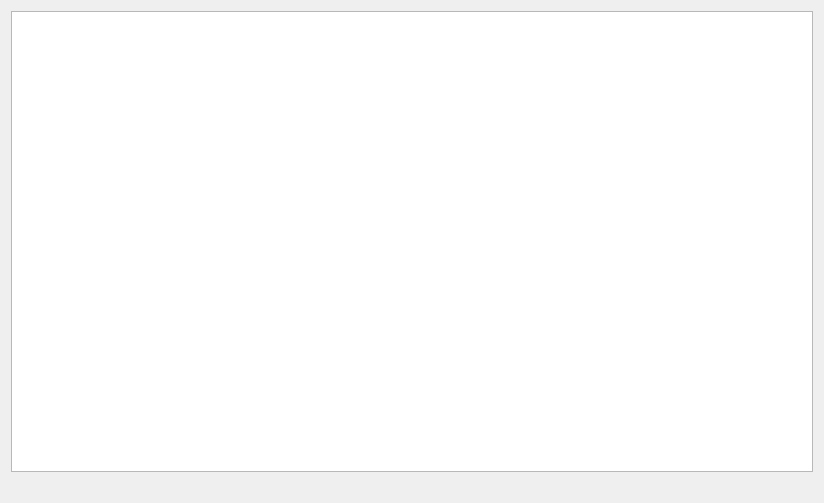
Qt form DescriptorsWidget/descriptorswidget.ui (gurmaaan/DescriptorsView) before a commit.
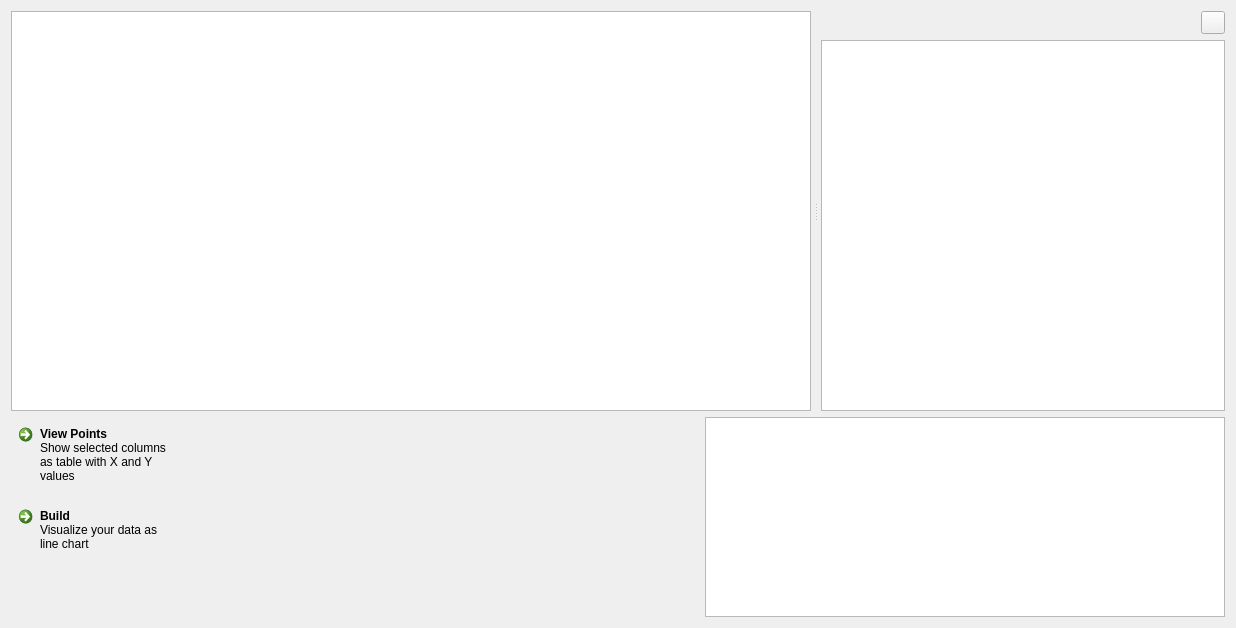
The same form after that commit. Icons and pictures are not drawn.

What changed in the file:
```diff
--- a/DescriptorsWidget/descriptorswidget.ui
+++ b/DescriptorsWidget/descriptorswidget.ui
@@ -6,8 +6,8 @@
    <rect>
     <x>0</x>
     <y>0</y>
-    <width>824</width>
-    <height>503</height>
+    <width>1236</width>
+    <height>628</height>
    </rect>
   </property>
   <property name="windowTitle">
@@ -22,9 +22,15 @@
      <property name="orientation">
       <enum>Qt::Horizontal</enum>
      </property>
-     <widget class="QTableView" name="tableView">
+     <property name="opaqueResize">
+      <bool>false</bool>
+     </property>
+     <property name="handleWidth">
+      <number>10</number>
+     </property>
+     <widget class="QTableView" name="tableViewObjects">
       <property name="sizePolicy">
-       <sizepolicy hsizetype="Maximum" vsizetype="Preferred">
+       <sizepolicy hsizetype="Maximum" vsizetype="Maximum">
         <horstretch>0</horstretch>
         <verstretch>0</verstretch>
        </sizepolicy>
@@ -60,12 +66,139 @@
        <bool>false</bool>
       </property>
      </widget>
+     <widget class="QWidget" name="layoutWidget">
+      <layout class="QVBoxLayout" name="graphLayout">
+       <item>
+        <layout class="QHBoxLayout" name="graphToolsLayout">
+         <item>
+          <spacer name="graphToolsSpacer">
+           <property name="orientation">
+            <enum>Qt::Horizontal</enum>
+           </property>
+           <property name="sizeHint" stdset="0">
+            <size>
+             <width>40</width>
+             <height>20</height>
+            </size>
+           </property>
+          </spacer>
+         </item>
+         <item>
+          <widget class="QToolButton" name="maximizeGraphBtn">
+           <property name="toolTip">
+            <string>Maximize the graph to full screen in new window</string>
+           </property>
+           <property name="statusTip">
+            <string>Maximize the graph to full screen in new window</string>
+           </property>
+           <property name="whatsThis">
+            <string>Maximize the graph to full screen in new window</string>
+           </property>
+           <property name="text">
+            <string/>
+           </property>
+           <property name="icon">
+            <iconset resource="../sources.qrc">
+             <normaloff>:/icons/icons/full_screen_ic.png</normaloff>:/icons/icons/full_screen_ic.png</iconset>
+           </property>
+          </widget>
+         </item>
+        </layout>
+       </item>
+       <item>
+        <widget class="QGraphicsView" name="graph">
+         <property name="minimumSize">
+          <size>
+           <width>400</width>
+           <height>0</height>
+          </size>
+         </property>
+        </widget>
+       </item>
+      </layout>
+     </widget>
     </widget>
    </item>
    <item>
-    <layout class="QHBoxLayout" name="horizontalLayout">
+    <layout class="QHBoxLayout" name="axisHLayout">
+     <property name="sizeConstraint">
+      <enum>QLayout::SetMinimumSize</enum>
+     </property>
      <item>
-      <layout class="QGridLayout" name="gridLayout"/>
+      <layout class="QGridLayout" name="gridLayout">
+       <property name="sizeConstraint">
+        <enum>QLayout::SetMinimumSize</enum>
+       </property>
+      </layout>
+     </item>
+     <item>
+      <layout class="QVBoxLayout" name="commandsVLayout">
+       <property name="sizeConstraint">
+        <enum>QLayout::SetMinimumSize</enum>
+       </property>
+       <item alignment="Qt::AlignLeft|Qt::AlignVCenter">
+        <widget class="QCommandLinkButton" name="pointsBtn">
+         <property name="maximumSize">
+          <size>
+           <width>200</width>
+           <height>16777215</height>
+          </size>
+         </property>
+         <property name="autoFillBackground">
+          <bool>true</bool>
+         </property>
+         <property name="text">
+          <string>View Points</string>
+         </property>
+         <property name="icon">
+          <iconset resource="../sources.qrc">
+           <normaloff>:/icons/icons/points.png</normaloff>:/icons/icons/points.png</iconset>
+         </property>
+         <property name="description">
+          <string>Show selected columns as table with X and Y values</string>
+         </property>
+        </widget>
+       </item>
+       <item alignment="Qt::AlignLeft|Qt::AlignVCenter">
+        <widget class="QCommandLinkButton" name="buildBtn">
+         <property name="maximumSize">
+          <size>
+           <width>200</width>
+           <height>16777215</height>
+          </size>
+         </property>
+         <property name="text">
+          <string>Build</string>
+         </property>
+         <property name="icon">
+          <iconset resource="../sources.qrc">
+           <normaloff>:/icons/icons/graph.png</normaloff>:/icons/icons/graph.png</iconset>
+         </property>
+         <property name="default">
+          <bool>false</bool>
+         </property>
+         <property name="description">
+          <string>Visualize your data as line chart</string>
+         </property>
+        </widget>
+       </item>
+       <item>
+        <spacer name="verticalSpacer">
+         <property name="orientation">
+          <enum>Qt::Vertical</enum>
+         </property>
+         <property name="sizeType">
+          <enum>QSizePolicy::Expanding</enum>
+         </property>
+         <property name="sizeHint" stdset="0">
+          <size>
+           <width>20</width>
+           <height>40</height>
+          </size>
+         </property>
+        </spacer>
+       </item>
+      </layout>
      </item>
      <item>
       <spacer name="horizontalSpacer">
@@ -80,6 +213,16 @@
        </property>
       </spacer>
      </item>
+     <item>
+      <widget class="QTableView" name="tableViewPoints">
+       <property name="sizePolicy">
+        <sizepolicy hsizetype="Expanding" vsizetype="Minimum">
+         <horstretch>0</horstretch>
+         <verstretch>0</verstretch>
+        </sizepolicy>
+       </property>
+      </widget>
+     </item>
     </layout>
    </item>
   </layout>
```
Left out of the diff: 6 changed lines with no effect on the pictures.
